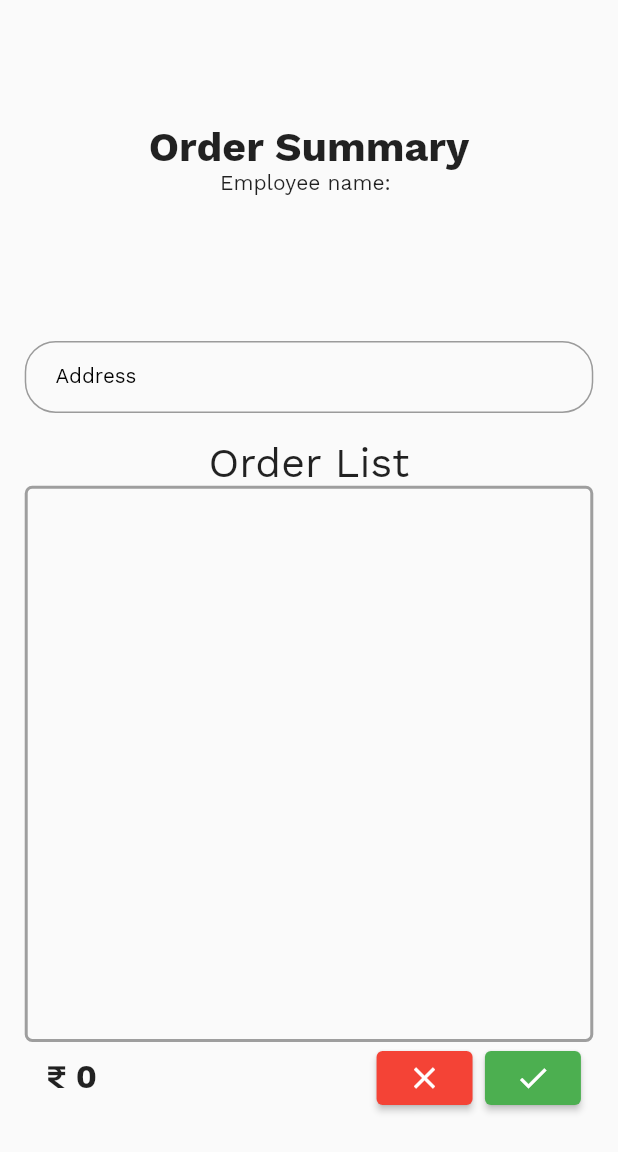
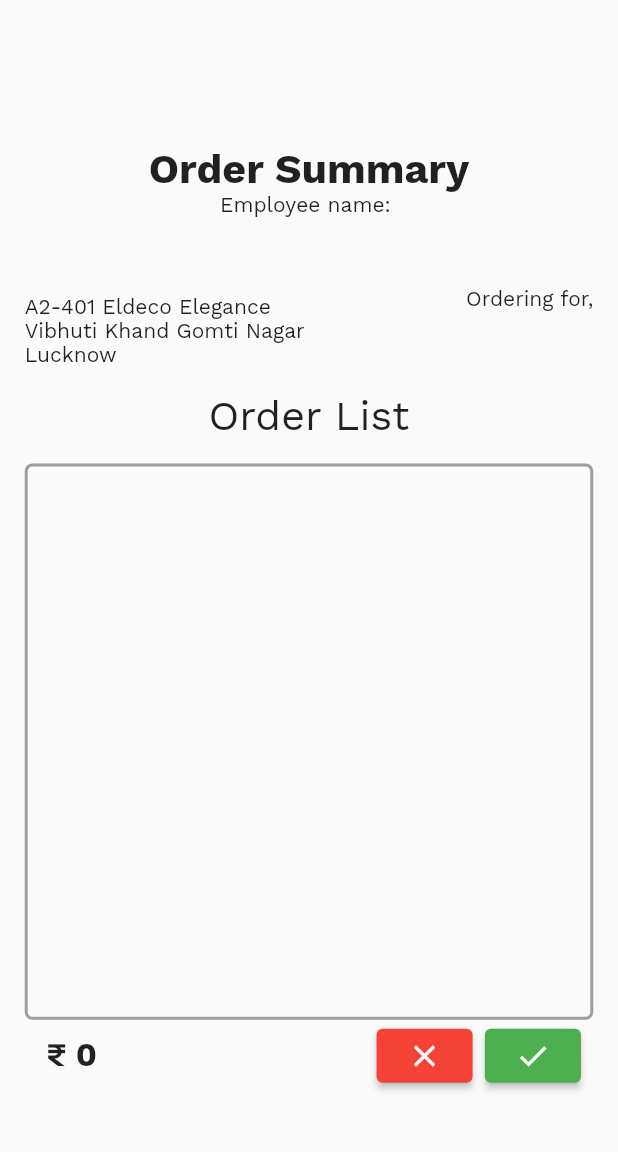
Before and after one commit to AdityaChaudhary18/chef_gram, a Flutter app: the PlaceOrder screen opened directly with empty values, on a phone screen of 412 x 824 dp. Shown: the top 1152 px of the screen. Run offline on Flutter 3.47's test engine with Material 2 defaults, Android fonts, the phone set to English and light mode, and no system bars; our stand-ins replace cloud_firestore, firebase_auth, firebase_core, flutter_slidable, sizer; missing offline and left inert: dart:ffi; accounts and stored records are empty.

Commit message:
Place order page refined

```diff
--- a/lib/screens/Dashboard/place_order.dart
+++ b/lib/screens/Dashboard/place_order.dart
@@ -16,10 +16,8 @@ class PlaceOrder extends StatefulWidget {
 }
 
 class _PlaceOrderState extends State<PlaceOrder> {
-  // final customerNameController = TextEditingController();
   final addressController = TextEditingController();
 
-  // final shopNameController = TextEditingController();
   CollectionReference orders = FirebaseFirestore.instance.collection('orders');
   var user =
       FirebaseFirestore.instance.collection('users').doc(auth.currentUser!.uid);
@@ -84,39 +82,39 @@ class _PlaceOrderState extends State<PlaceOrder> {
                 SizedBox(
                   height: 4.h,
                 ),
-                Text(widget.order.customerName),
-                // TextFormField(
-                //   initialValue: widget.order.customerName,
-                //   controller: customerNameController,
-                //   textAlign: TextAlign.center,
-                //   decoration: authTextFieldDecoration.copyWith(
-                //     labelText: "Customer Name",
-                //     hintText: "Enter Customer's Full Name",
-                //   ),
-                // ),
-                SizedBox(
-                  height: 2.h,
-                ),
-                Text(widget.order.shopName),
-                // TextFormField(
-                //   initialValue: widget.order.shopName,
-                //   controller: shopNameController,
-                //   textAlign: TextAlign.center,
-                //   decoration: authTextFieldDecoration.copyWith(
-                //     labelText: "Shop Name",
-                //     hintText: "Enter Shop's Name",
-                //   ),
-                // ),
-                SizedBox(
-                  height: 2.h,
-                ),
-                TextFormField(
-                  controller: addressController,
-                  textAlign: TextAlign.center,
-                  decoration: authTextFieldDecoration.copyWith(
-                    labelText: "Address",
-                    hintText: "Enter Shop Address",
-                  ),
+                Row(
+                  mainAxisAlignment: MainAxisAlignment.spaceBetween,
+                  children: [
+                    Container(
+                      width: 50.w,
+                      child: Column(
+                        crossAxisAlignment: CrossAxisAlignment.start,
+                        children: [
+                          Text(
+                            widget.order.shopName,
+                            style: TextStyle(
+                                fontSize: 12.sp, fontWeight: FontWeight.bold),
+                          ),
+                          Text(
+                            "A2-401 Eldeco Elegance Vibhuti Khand Gomti Nagar Lucknow",
+                            maxLines: 3,
+                            overflow: TextOverflow.ellipsis,
+                          ),
+                        ],
+                      ),
+                    ),
+                    Column(
+                      crossAxisAlignment: CrossAxisAlignment.start,
+                      children: [
+                        Text("Ordering for,"),
+                        Text(
+                          "${widget.order.customerName}",
+                          style: TextStyle(
+                              fontSize: 14.sp, fontWeight: FontWeight.bold),
+                        ),
+                      ],
+                    ),
+                  ],
                 ),
                 SizedBox(
                   height: 2.h,
@@ -126,6 +124,9 @@ class _PlaceOrderState extends State<PlaceOrder> {
                   style: TextStyle(
                     fontSize: 20.sp,
                   ),
+                ),
+                SizedBox(
+                  height: 2.h,
                 ),
                 Container(
                   width: 100.w,
```
